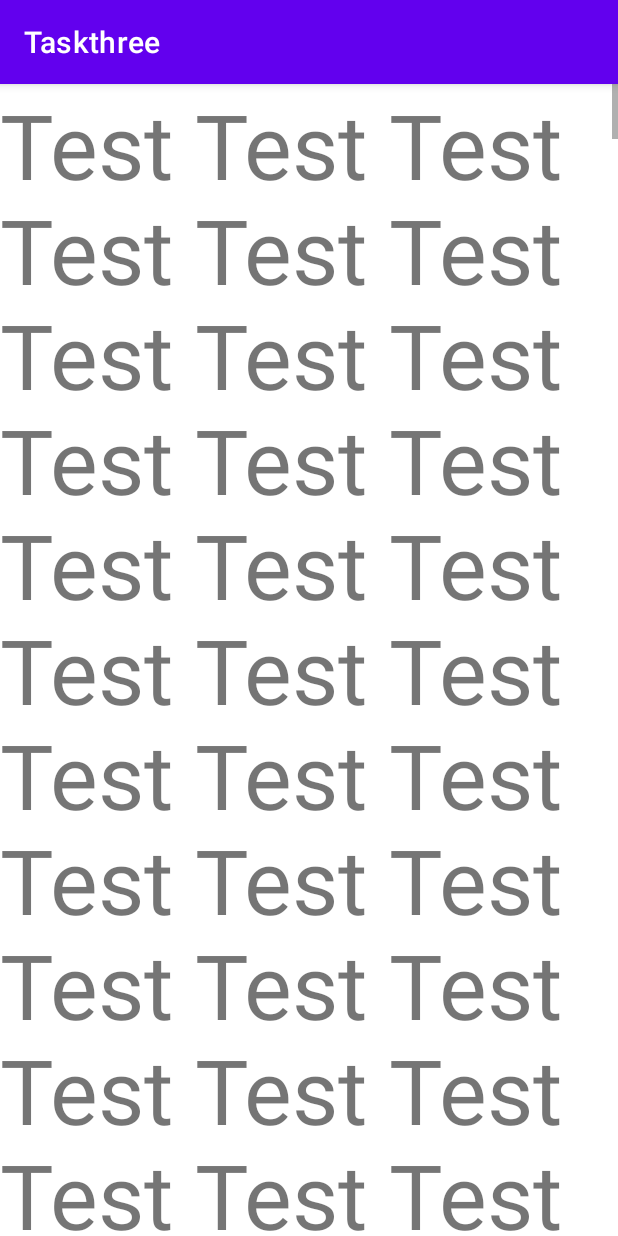
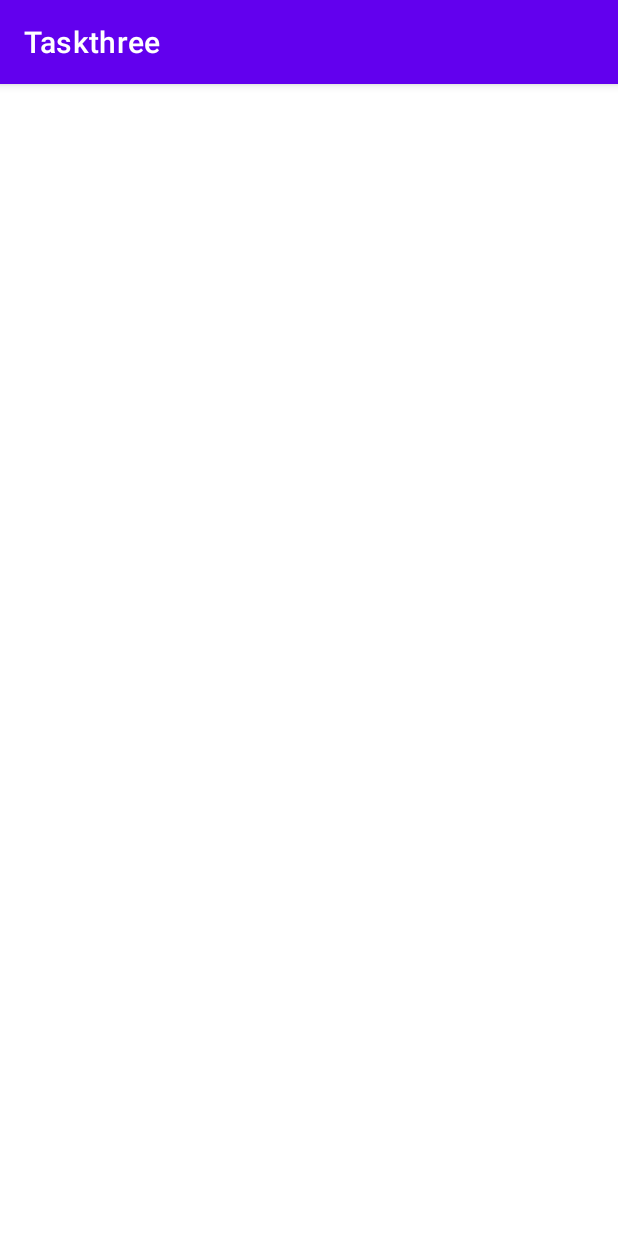
Before and after one commit to youssef2050/Taskthree, an Android app: the MainActivity8 screen opened directly, with no data from a screen before it, on a phone screen of 412 x 824 dp. Run offline under Robolectric (Android 15) with nearby library versions, the phone set to English and light mode, and no system bars.

Commit message:
27/3/2023

```diff
--- a/app/src/main/res/layout/activity_main8.xml
+++ b/app/src/main/res/layout/activity_main8.xml
@@ -17,7 +17,6 @@
             <TextView
                 android:layout_width="match_parent"
                 android:layout_height="wrap_content"
-                android:text="Test Test Test Test Test Test Test Test Test Test Test Test Test Test Test Test Test Test Test Test Test Test Test Test Test Test Test Test Test Test Test Test Test Test Test Test Test Test Test Test Test Test Test Test Test Test "
                 android:textSize="60sp"
                 app:layout_constraintEnd_toEndOf="parent"
                 app:layout_constraintStart_toStartOf="parent"
@@ -26,7 +25,6 @@
             <TextView
                 android:layout_width="match_parent"
                 android:layout_height="wrap_content"
-                android:text="Test Test Test Test Test Test Test Test Test Test Test Test Test Test Test Test Test Test Test Test Test Test Test Test Test Test Test Test Test Test Test Test Test Test Test Test Test Test Test Test Test Test Test Test Test Test "
                 android:textSize="60sp"
                 app:layout_constraintEnd_toEndOf="parent"
                 app:layout_constraintStart_toStartOf="parent"
@@ -35,7 +33,6 @@
             <TextView
                 android:layout_width="match_parent"
                 android:layout_height="wrap_content"
-                android:text="Test Test Test Test Test Test Test Test Test Test Test Test Test Test Test Test Test Test Test Test Test Test Test Test Test Test Test Test Test Test Test Test Test Test Test Test Test Test Test Test Test Test Test Test Test Test "
                 android:textSize="60sp"
                 app:layout_constraintEnd_toEndOf="parent"
                 app:layout_constraintStart_toStartOf="parent"
@@ -44,7 +41,6 @@
             <TextView
                 android:layout_width="match_parent"
                 android:layout_height="wrap_content"
-                android:text="Test Test Test Test Test Test Test Test Test Test Test Test Test Test Test Test Test Test Test Test Test Test Test Test Test Test Test Test Test Test Test Test Test Test Test Test Test Test Test Test Test Test Test Test Test Test "
                 android:textSize="60sp"
                 app:layout_constraintEnd_toEndOf="parent"
                 app:layout_constraintStart_toStartOf="parent"
@@ -53,7 +49,6 @@
             <TextView
                 android:layout_width="match_parent"
                 android:layout_height="wrap_content"
-                android:text="Test Test Test Test Test Test Test Test Test Test Test Test Test Test Test Test Test Test Test Test Test Test Test Test Test Test Test Test Test Test Test Test Test Test Test Test Test Test Test Test Test Test Test Test Test Test "
                 android:textSize="60sp"
                 app:layout_constraintEnd_toEndOf="parent"
                 app:layout_constraintStart_toStartOf="parent"
@@ -62,7 +57,6 @@
             <TextView
                 android:layout_width="match_parent"
                 android:layout_height="wrap_content"
-                android:text="Test Test Test Test Test Test Test Test Test Test Test Test Test Test Test Test Test Test Test Test Test Test Test Test Test Test Test Test Test Test Test Test Test Test Test Test Test Test Test Test Test Test Test Test Test Test "
                 android:textSize="60sp"
                 app:layout_constraintEnd_toEndOf="parent"
                 app:layout_constraintStart_toStartOf="parent"
```
